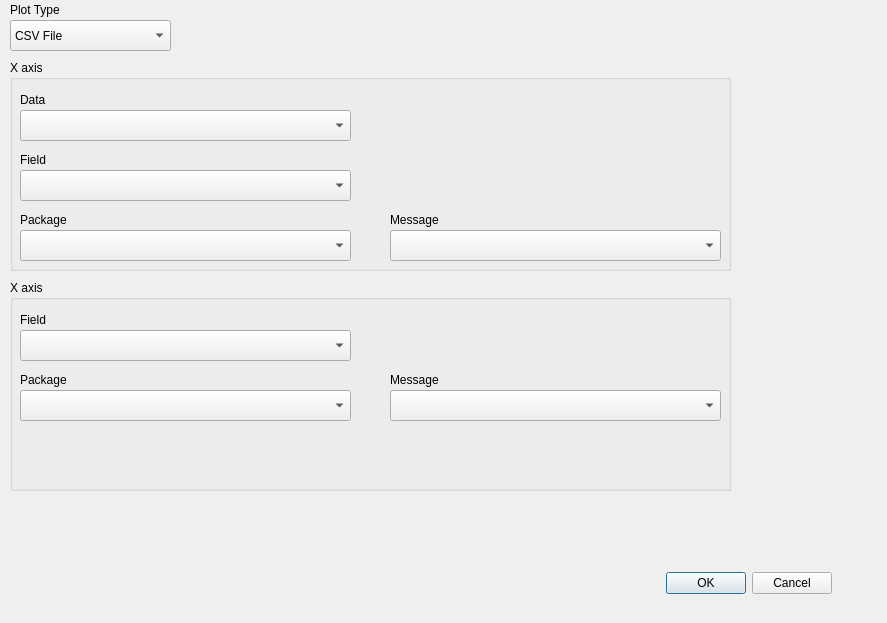
This is src/gui/add_plot_window.ui in HarshitAghera/logpb as Qt 5 draws it before an edit. The edited form follows.
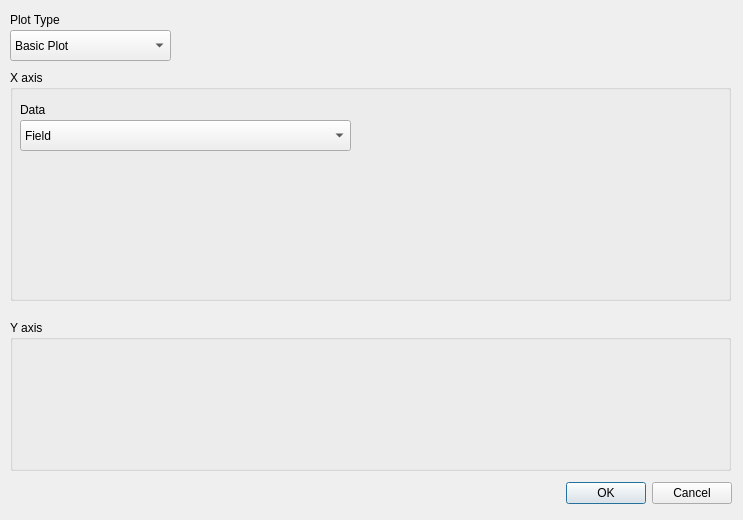
This is the edited form.

Commit message: feat-all : added 'Add Plot' dialog     - added helper classes for basic 2D plot     - Plotters are owned by Session and Curves have pointer to them     - Msg_Field_Selection is a Frame for selection of fields and       perfoms filtering operation.     - Basic_Plot will have Curves pointers to get the data points

```diff
--- a/src/gui/add_plot_window.ui
+++ b/src/gui/add_plot_window.ui
@@ -6,8 +6,8 @@
    <rect>
     <x>0</x>
     <y>0</y>
-    <width>887</width>
-    <height>623</height>
+    <width>743</width>
+    <height>520</height>
    </rect>
   </property>
   <property name="windowTitle">
@@ -17,7 +17,7 @@
    <property name="geometry">
     <rect>
      <x>10</x>
-     <y>0</y>
+     <y>10</y>
      <width>111</width>
      <height>20</height>
     </rect>
@@ -29,8 +29,8 @@
   <widget class="QDialogButtonBox" name="bb_decision">
    <property name="geometry">
     <rect>
-     <x>660</x>
-     <y>570</y>
+     <x>560</x>
+     <y>480</y>
      <width>172</width>
      <height>27</height>
     </rect>
@@ -43,14 +43,14 @@
    <property name="geometry">
     <rect>
      <x>10</x>
-     <y>20</y>
+     <y>30</y>
      <width>161</width>
      <height>31</height>
     </rect>
    </property>
    <item>
     <property name="text">
-     <string>CSV File</string>
+     <string>Basic Plot</string>
     </property>
    </item>
    <item>
@@ -59,88 +59,19 @@
     </property>
    </item>
   </widget>
-  <widget class="QComboBox" name="cb_package">
-   <property name="geometry">
-    <rect>
-     <x>20</x>
-     <y>230</y>
-     <width>331</width>
-     <height>31</height>
-    </rect>
-   </property>
-  </widget>
-  <widget class="QComboBox" name="cb_message">
-   <property name="geometry">
-    <rect>
-     <x>390</x>
-     <y>230</y>
-     <width>331</width>
-     <height>31</height>
-    </rect>
-   </property>
-  </widget>
-  <widget class="QLabel" name="lb_package">
-   <property name="geometry">
-    <rect>
-     <x>20</x>
-     <y>210</y>
-     <width>331</width>
-     <height>20</height>
-    </rect>
-   </property>
-   <property name="text">
-    <string>Package</string>
-   </property>
-  </widget>
-  <widget class="QLabel" name="lb_message">
-   <property name="geometry">
-    <rect>
-     <x>390</x>
-     <y>210</y>
-     <width>331</width>
-     <height>20</height>
-    </rect>
-   </property>
-   <property name="text">
-    <string>Message</string>
-   </property>
-  </widget>
-  <widget class="QLabel" name="lb_field">
-   <property name="geometry">
-    <rect>
-     <x>20</x>
-     <y>150</y>
-     <width>331</width>
-     <height>20</height>
-    </rect>
-   </property>
-   <property name="text">
-    <string>Field</string>
-   </property>
-  </widget>
-  <widget class="QComboBox" name="cb_field">
-   <property name="geometry">
-    <rect>
-     <x>20</x>
-     <y>170</y>
-     <width>331</width>
-     <height>31</height>
-    </rect>
-   </property>
-  </widget>
-  <widget class="QGroupBox" name="groupBox">
+  <widget class="QGroupBox" name="gb_x_axis">
    <property name="geometry">
     <rect>
      <x>10</x>
-     <y>60</y>
+     <y>70</y>
      <width>721</width>
-     <height>211</height>
+     <height>231</height>
     </rect>
    </property>
    <property name="title">
     <string>X axis</string>
    </property>
-   <widget class="QLabel" name="lb_field_2">
+   <widget class="QLabel" name="lb_x_type">
     <property name="geometry">
      <rect>
       <x>10</x>
@@ -153,7 +84,7 @@
      <string>Data</string>
     </property>
    </widget>
-   <widget class="QComboBox" name="cb_field_2">
+   <widget class="QComboBox" name="cb_x_type">
     <property name="geometry">
      <rect>
       <x>10</x>
@@ -162,92 +93,38 @@
       <height>31</height>
      </rect>
     </property>
+    <item>
+     <property name="text">
+      <string>Field</string>
+     </property>
+    </item>
+    <item>
+     <property name="text">
+      <string>Count</string>
+     </property>
+    </item>
+    <item>
+     <property name="text">
+      <string>Timestamp</string>
+     </property>
+    </item>
    </widget>
   </widget>
-  <widget class="QComboBox" name="cb_package_2">
-   <property name="geometry">
-    <rect>
-     <x>20</x>
-     <y>390</y>
-     <width>331</width>
-     <height>31</height>
-    </rect>
-   </property>
-  </widget>
-  <widget class="QLabel" name="lb_message_2">
-   <property name="geometry">
-    <rect>
-     <x>390</x>
-     <y>370</y>
-     <width>331</width>
-     <height>20</height>
-    </rect>
-   </property>
-   <property name="text">
-    <string>Message</string>
-   </property>
-  </widget>
-  <widget class="QGroupBox" name="groupBox_2">
+  <widget class="QGroupBox" name="gb_y_axis">
    <property name="geometry">
     <rect>
      <x>10</x>
-     <y>280</y>
+     <y>320</y>
      <width>721</width>
-     <height>211</height>
+     <height>151</height>
     </rect>
    </property>
    <property name="title">
-    <string>X axis</string>
+    <string>Y axis</string>
    </property>
   </widget>
-  <widget class="QComboBox" name="cb_field_4">
-   <property name="geometry">
-    <rect>
-     <x>20</x>
-     <y>330</y>
-     <width>331</width>
-     <height>31</height>
-    </rect>
-   </property>
-  </widget>
-  <widget class="QLabel" name="lb_package_2">
-   <property name="geometry">
-    <rect>
-     <x>20</x>
-     <y>370</y>
-     <width>331</width>
-     <height>20</height>
-    </rect>
-   </property>
-   <property name="text">
-    <string>Package</string>
-   </property>
-  </widget>
-  <widget class="QLabel" name="lb_field_4">
-   <property name="geometry">
-    <rect>
-     <x>20</x>
-     <y>310</y>
-     <width>331</width>
-     <height>20</height>
-    </rect>
-   </property>
-   <property name="text">
-    <string>Field</string>
-   </property>
-  </widget>
-  <widget class="QComboBox" name="cb_message_2">
-   <property name="geometry">
-    <rect>
-     <x>390</x>
-     <y>390</y>
-     <width>331</width>
-     <height>31</height>
-    </rect>
-   </property>
-  </widget>
-  <zorder>groupBox_2</zorder>
-  <zorder>groupBox</zorder>
+  <zorder>gb_y_axis</zorder>
+  <zorder>gb_x_axis</zorder>
   <zorder>lb_type</zorder>
   <zorder>bb_decision</zorder>
   <zorder>cb_type</zorder>
```
Left out of the diff: 17 changed lines with no effect on the pictures. The commit also changes 19 other files.
